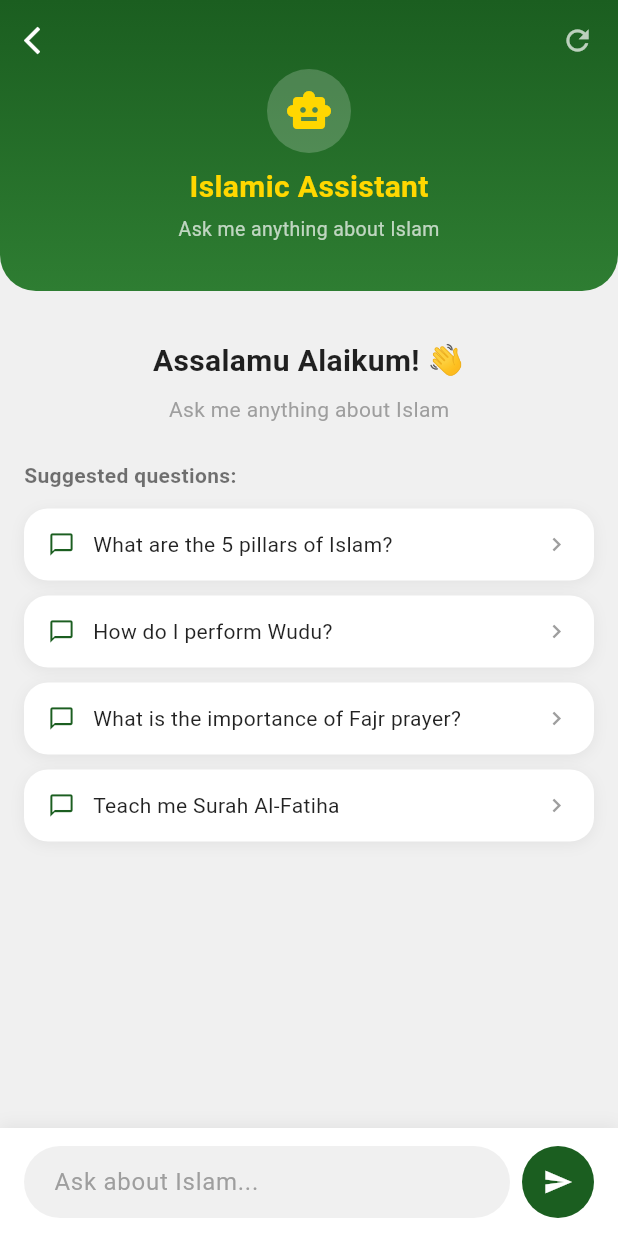
After one commit to N0b0dy321/deen-app, a Flutter app: the ChatbotPage screen opened directly, on a phone screen of 412 x 824 dp. The commit adds this screen. Run offline on Flutter 3.47's test engine with Material 3 defaults, Android fonts, the phone set to English and light mode, and no system bars; our stand-ins replace flutter_compass, geolocator, google_maps_flutter, shared_preferences; accounts and stored records are empty.

Commit message:
Chatbot add

```diff
--- /dev/null
+++ b/lib/screen/chatbot_page.dart
@@ -0,0 +1,444 @@
+import 'package:flutter/material.dart';
+import 'package:http/http.dart' as http;
+import 'dart:convert';
+
+class ChatbotPage extends StatefulWidget {
+  const ChatbotPage({super.key});
+
+  @override
+  State<ChatbotPage> createState() => _ChatbotPageState();
+}
+
+class _ChatbotPageState extends State<ChatbotPage> {
+  static const String _apiKey = 'AQ.Ab8RN6JiAfYN7ZtqxvALEExa_HfwiwRNURKZvzdIKNYN9Qfs8A';
+  static const String _apiUrl =
+    'https://generativelanguage.googleapis.com/v1beta/models/gemini-2.5-flash:generateContent';
+  final TextEditingController _controller = TextEditingController();
+  final ScrollController _scrollController = ScrollController();
+  final List<Map<String, String>> _messages = [];
+  bool _isLoading = false;
+
+  // System prompt ให้ตอบเรื่องอิสลาม
+  static const String _systemPrompt = '''
+You are an Islamic assistant for the Deen app.
+Your role is to answer questions about Islam including:
+- Prayer (Salah), Fasting (Sawm), Zakat, Hajj
+- Quran and Hadith
+- Islamic history and scholars
+- Halal/Haram guidelines
+- Daily Islamic practices and Dua
+
+Always respond respectfully and base answers on Quran and authentic Hadith.
+If asked about non-Islamic topics, kindly redirect to Islamic topics.
+Respond in the same language the user uses (Thai or English).
+''';
+
+  @override
+  void dispose() {
+    _controller.dispose();
+    _scrollController.dispose();
+    super.dispose();
+  }
+
+  Future<void> _sendMessage(String text) async {
+    if (text.trim().isEmpty) return;
+
+    setState(() {
+      _messages.add({'role': 'user', 'content': text});
+      _isLoading = true;
+    });
+
+    _controller.clear();
+    _scrollToBottom();
+
+    try {
+      // สร้าง conversation history
+      final contents = [
+        {
+          'role': 'user',
+          'parts': [{'text': _systemPrompt}]
+        },
+        {
+          'role': 'model',
+          'parts': [{'text': 'I understand. I am your Islamic assistant for the Deen app. How can I help you?'}]
+        },
+        ..._messages.map((msg) => {
+          'role': msg['role'] == 'user' ? 'user' : 'model',
+          'parts': [{'text': msg['content']}]
+        }),
+      ];
+
+      await Future.delayed(const Duration(seconds: 1));
+      final response = await http.post(
+        Uri.parse('$_apiUrl?key=$_apiKey'),
+        headers: {'Content-Type': 'application/json'},
+        body: json.encode({'contents': contents}),
+      );
+
+      final data = json.decode(response.body);
+
+      print('RESPONSE: $data');
+
+      if (data['candidates'] != null) {
+        final reply = data['candidates'][0]['content']['parts'][0]['text'];
+        setState(() {
+          _messages.add({'role': 'assistant', 'content': reply});
+          _isLoading = false;
+        });
+      } else {
+        setState(() {
+          _messages.add({
+            'role': 'assistant',
+            'content': 'Sorry, I could not process your request. Please try again.'
+          });
+          _isLoading = false;
+        });
+      }
+    } catch (e) {
+      print('ERROR: $e');
+      setState(() {
+        _messages.add({
+          'role': 'assistant',
+          'content': 'Connection error. Please check your internet and try again.'
+        });
+        _isLoading = false;
+      });
+    }
+
+    _scrollToBottom();
+  }
+
+  void _scrollToBottom() {
+    Future.delayed(const Duration(milliseconds: 300), () {
+      if (_scrollController.hasClients) {
+        _scrollController.animateTo(
+          _scrollController.position.maxScrollExtent,
+          duration: const Duration(milliseconds: 300),
+          curve: Curves.easeOut,
+        );
+      }
+    });
+  }
+
+  @override
+  Widget build(BuildContext context) {
+    return Scaffold(
+      backgroundColor: const Color(0xFFF0F0F0),
+      body: Column(
+        children: [
+          _buildHeader(context),
+          Expanded(
+            child: _messages.isEmpty
+                ? _buildWelcome()
+                : _buildMessages(),
+          ),
+          _buildInput(),
+        ],
+      ),
+    );
+  }
+
+  Widget _buildHeader(BuildContext context) {
+    return Container(
+      width: double.infinity,
+      decoration: const BoxDecoration(
+        gradient: LinearGradient(
+          begin: Alignment.topCenter,
+          end: Alignment.bottomCenter,
+          colors: [Color(0xFF1B5E20), Color(0xFF2E7D32)],
+        ),
+        borderRadius: BorderRadius.only(
+          bottomLeft: Radius.circular(24),
+          bottomRight: Radius.circular(24),
+        ),
+      ),
+      child: SafeArea(
+        child: Padding(
+          padding: const EdgeInsets.symmetric(horizontal: 16, vertical: 16),
+          child: Column(
+            children: [
+              Row(
+                children: [
+                  GestureDetector(
+                    onTap: () => Navigator.pop(context),
+                    child: const Icon(Icons.arrow_back_ios,
+                        color: Colors.white, size: 22),
+                  ),
+                  const Spacer(),
+                  GestureDetector(
+                    onTap: () => setState(() => _messages.clear()),
+                    child: const Icon(Icons.refresh,
+                        color: Colors.white70, size: 22),
+                  ),
+                ],
+              ),
+              const SizedBox(height: 8),
+              Container(
+                width: 56,
+                height: 56,
+                decoration: BoxDecoration(
+                  color: Colors.white.withOpacity(0.2),
+                  shape: BoxShape.circle,
+                ),
+                child: const Icon(Icons.smart_toy,
+                    color: Color(0xFFFFD700), size: 32),
+              ),
+              const SizedBox(height: 8),
+              const Text('Islamic Assistant',
+                  style: TextStyle(
+                      color: Color(0xFFFFD700),
+                      fontSize: 20,
+                      fontWeight: FontWeight.bold)),
+              const SizedBox(height: 4),
+              const Text('Ask me anything about Islam',
+                  style: TextStyle(color: Colors.white70, fontSize: 13)),
+              const SizedBox(height: 16),
+            ],
+          ),
+        ),
+      ),
+    );
+  }
+
+  Widget _buildWelcome() {
+    final suggestions = [
+      'What are the 5 pillars of Islam?',
+      'How do I perform Wudu?',
+      'What is the importance of Fajr prayer?',
+      'Teach me Surah Al-Fatiha',
+    ];
+
+    return SingleChildScrollView(
+      padding: const EdgeInsets.all(16),
+      child: Column(
+        children: [
+          const SizedBox(height: 16),
+          const Text('Assalamu Alaikum! 👋',
+              style: TextStyle(
+                  fontSize: 20,
+                  fontWeight: FontWeight.bold,
+                  color: Colors.black87)),
+          const SizedBox(height: 8),
+          const Text('Ask me anything about Islam',
+              style: TextStyle(color: Colors.grey)),
+          const SizedBox(height: 24),
+          const Align(
+            alignment: Alignment.centerLeft,
+            child: Text('Suggested questions:',
+                style: TextStyle(
+                    fontWeight: FontWeight.bold, color: Colors.black54)),
+          ),
+          const SizedBox(height: 12),
+          ...suggestions.map((s) => GestureDetector(
+                onTap: () => _sendMessage(s),
+                child: Container(
+                  width: double.infinity,
+                  margin: const EdgeInsets.only(bottom: 10),
+                  padding: const EdgeInsets.symmetric(
+                      horizontal: 16, vertical: 14),
+                  decoration: BoxDecoration(
+                    color: Colors.white,
+                    borderRadius: BorderRadius.circular(16),
+                    boxShadow: [
+                      BoxShadow(
+                        color: Colors.black.withOpacity(0.06),
+                        blurRadius: 8,
+                        offset: const Offset(0, 2),
+                      ),
+                    ],
+                  ),
+                  child: Row(
+                    children: [
+                      const Icon(Icons.chat_bubble_outline,
+                          color: Color(0xFF1B5E20), size: 18),
+                      const SizedBox(width: 12),
+                      Expanded(
+                        child: Text(s,
+                            style: const TextStyle(
+                                fontSize: 14, color: Colors.black87)),
+                      ),
+                      const Icon(Icons.chevron_right,
+                          color: Colors.grey, size: 18),
+                    ],
+                  ),
+                ),
+              )),
+        ],
+      ),
+    );
+  }
+
+  Widget _buildMessages() {
+    return ListView.builder(
+      controller: _scrollController,
+      padding: const EdgeInsets.all(16),
+      itemCount: _messages.length + (_isLoading ? 1 : 0),
+      itemBuilder: (context, index) {
+        if (index == _messages.length) return _buildTypingIndicator();
+        final msg = _messages[index];
+        final isUser = msg['role'] == 'user';
+        return _buildBubble(msg['content']!, isUser);
+      },
+    );
+  }
+
+  Widget _buildBubble(String text, bool isUser) {
+    return Padding(
+      padding: const EdgeInsets.only(bottom: 12),
+      child: Row(
+        mainAxisAlignment:
+            isUser ? MainAxisAlignment.end : MainAxisAlignment.start,
+        crossAxisAlignment: CrossAxisAlignment.end,
+        children: [
+          if (!isUser) ...[
+            Container(
+              width: 32,
+              height: 32,
+              decoration: const BoxDecoration(
+                color: Color(0xFF1B5E20),
+                shape: BoxShape.circle,
+              ),
+              child: const Icon(Icons.smart_toy,
+                  color: Colors.white, size: 18),
+            ),
+            const SizedBox(width: 8),
+          ],
+          Flexible(
+            child: Container(
+              padding: const EdgeInsets.symmetric(
+                  horizontal: 16, vertical: 12),
+              decoration: BoxDecoration(
+                color: isUser
+                    ? const Color(0xFF1B5E20)
+                    : Colors.white,
+                borderRadius: BorderRadius.only(
+                  topLeft: const Radius.circular(16),
+                  topRight: const Radius.circular(16),
+                  bottomLeft: Radius.circular(isUser ? 16 : 4),
+                  bottomRight: Radius.circular(isUser ? 4 : 16),
+                ),
+                boxShadow: [
+                  BoxShadow(
+                    color: Colors.black.withOpacity(0.06),
+                    blurRadius: 8,
+                    offset: const Offset(0, 2),
+                  ),
+                ],
+              ),
+              child: Text(text,
+                  style: TextStyle(
+                      fontSize: 14,
+                      color: isUser ? Colors.white : Colors.black87,
+                      height: 1.5)),
+            ),
+          ),
+          if (isUser) const SizedBox(width: 8),
+        ],
+      ),
+    );
+  }
+
+  Widget _buildTypingIndicator() {
+    return Row(
+      children: [
+        Container(
+          width: 32,
+          height: 32,
+          decoration: const BoxDecoration(
+            color: Color(0xFF1B5E20),
+            shape: BoxShape.circle,
+          ),
+          child: const Icon(Icons.smart_toy,
+              color: Colors.white, size: 18),
+        ),
+        const SizedBox(width: 8),
+        Container(
+          padding: const EdgeInsets.symmetric(horizontal: 16, vertical: 12),
+          decoration: BoxDecoration(
+            color: Colors.white,
+            borderRadius: BorderRadius.circular(16),
+          ),
+          child: Row(
+            children: [
+              _dot(0),
+              const SizedBox(width: 4),
+              _dot(150),
+              const SizedBox(width: 4),
+              _dot(300),
+            ],
+          ),
+        ),
+      ],
+    );
+  }
+
+  Widget _dot(int delay) {
+    return TweenAnimationBuilder<double>(
+      tween: Tween(begin: 0.0, end: 1.0),
+      duration: Duration(milliseconds: 600 + delay),
+      builder: (context, value, child) {
+        return Container(
+          width: 8,
+          height: 8,
+          decoration: BoxDecoration(
+            color: Color.lerp(Colors.grey.shade300,
+                const Color(0xFF1B5E20), value),
+            shape: BoxShape.circle,
+          ),
+        );
+      },
+    );
+  }
+
+  Widget _buildInput() {
+    return Container(
+      padding: const EdgeInsets.symmetric(horizontal: 16, vertical: 12),
+      decoration: BoxDecoration(
+        color: Colors.white,
+        boxShadow: [
+          BoxShadow(
+            color: Colors.black.withOpacity(0.06),
+            blurRadius: 8,
+            offset: const Offset(0, -2),
+          ),
+        ],
+      ),
+      child: Row(
+        children: [
+          Expanded(
+            child: TextField(
+              controller: _controller,
+              decoration: InputDecoration(
+                hintText: 'Ask about Islam...',
+                hintStyle: const TextStyle(color: Colors.grey),
+                filled: true,
+                fillColor: const Color(0xFFF0F0F0),
+                border: OutlineInputBorder(
+                  borderRadius: BorderRadius.circular(24),
+                  borderSide: BorderSide.none,
+                ),
+                contentPadding: const EdgeInsets.symmetric(
+                    horizontal: 16, vertical: 12),
+              ),
+              onSubmitted: _sendMessage,
+              textInputAction: TextInputAction.send,
+            ),
+          ),
+          const SizedBox(width: 8),
+          GestureDetector(
+            onTap: () => _sendMessage(_controller.text),
+            child: Container(
+              width: 48,
+              height: 48,
+              decoration: const BoxDecoration(
+                color: Color(0xFF1B5E20),
+                shape: BoxShape.circle,
+              ),
+              child: const Icon(Icons.send, color: Colors.white, size: 20),
+            ),
+          ),
+        ],
+      ),
+    );
+  }
+}
--- a/lib/services/prayer_service.dart
+++ b/lib/services/prayer_service.dart
@@ -87,6 +87,7 @@ class PrayerService {
       }
       return null;
     } catch (e) {
+      print('PRAYER ERROR: $e');
       return null;
     }
   }
```
Also changed, not shown: lib/screen/home_page.dart (+8 -1 lines).
